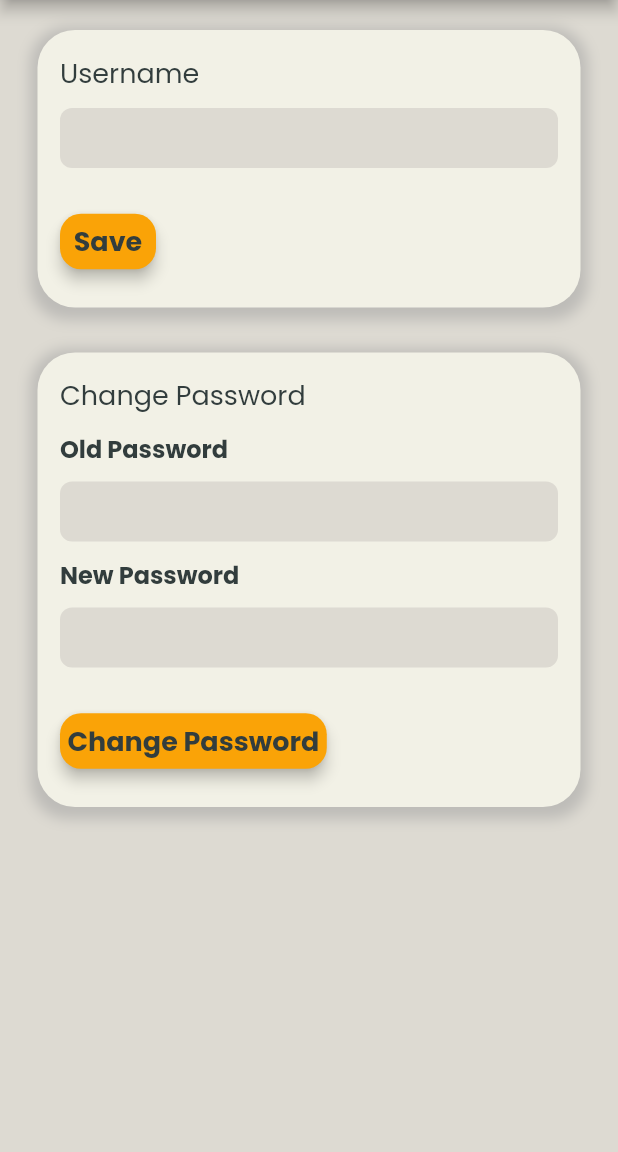
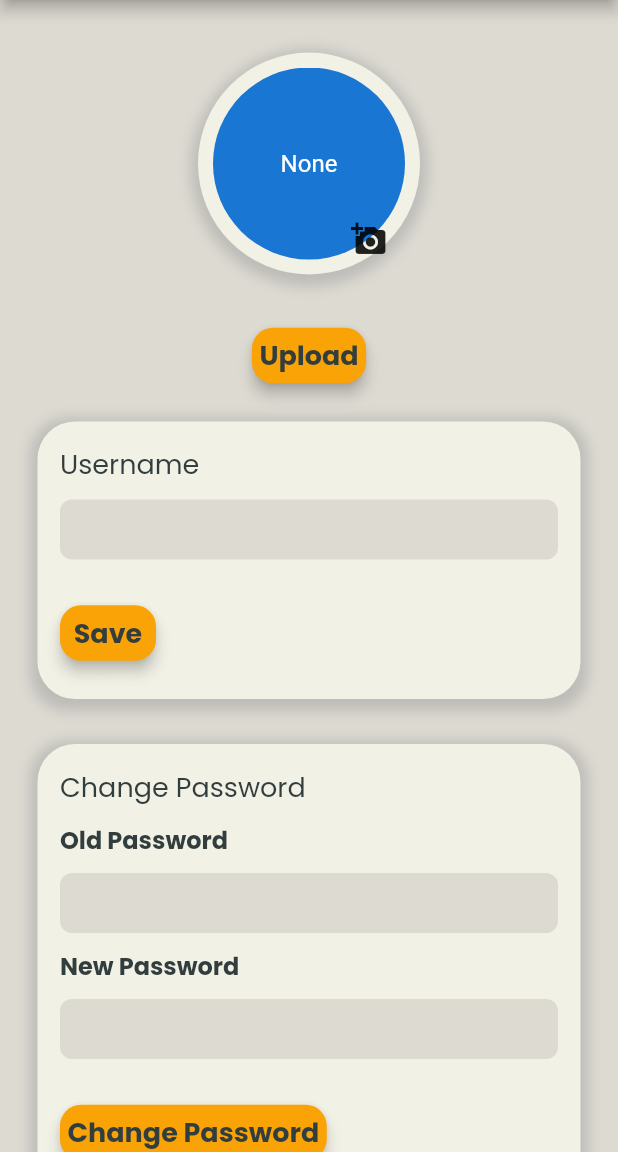
Before and after one commit to clarence00/letmecook, a Flutter app: the SettingsPage screen opened directly, on a phone screen of 412 x 824 dp, the part 84-1236 px from its top. Run offline on Flutter 3.47's test engine with Material 2 defaults, Android fonts, the phone set to English and light mode, and no system bars; our stand-ins replace cloud_firestore, file_picker, firebase_auth, firebase_core, firebase_storage, flutter_animate and 4 more; accounts and stored records are empty.

```diff
--- a/lib/pages/settings_page.dart
+++ b/lib/pages/settings_page.dart
@@ -1,4 +1,5 @@
 import 'package:cloud_firestore/cloud_firestore.dart';
+import 'package:firebase_storage/firebase_storage.dart';
 import 'package:firebase_auth/firebase_auth.dart';
 import 'package:flutter/material.dart';
 import 'package:google_nav_bar/google_nav_bar.dart';
@@ -17,6 +18,9 @@ import 'package:letmecook/assets/icons/custom_icons.dart';
 import 'package:letmecook/widgets/wall_post.dart';
 import 'package:letmecook/widgets/top_appbar.dart';
 import 'package:letmecook/auth.dart';
+import 'package:image_picker/image_picker.dart';
+import 'package:file_picker/file_picker.dart';
+import 'dart:io';
 
 class SettingsPage extends StatefulWidget {
   const SettingsPage({super.key});
@@ -34,8 +38,12 @@ class _SettingsPageState extends State<SettingsPage> {
   bool passwordError = false;
   bool usernameSuccess = false;
   bool passwordSuccess = false;
+  bool uploadPhotoError = false;
+  bool uploadPhotoSuccess = false;
   String errorMessage = '';
   late String username = '';
+  String profilePicURL = '';
+  PlatformFile? pickedFile;
 
   void toWidgetTree() {
     Navigator.push(
@@ -43,6 +51,10 @@ class _SettingsPageState extends State<SettingsPage> {
       MaterialPageRoute(builder: (context) => const WidgetTree()),
     );
   }
+
+  void selectPhoto() async {}
+
+  void uploadPhoto() async {}
 
   void saveUsername() async {
     // Check if the username already exists
@@ -105,6 +117,8 @@ class _SettingsPageState extends State<SettingsPage> {
     usernameSuccess = false;
     passwordError = false;
     passwordSuccess = false;
+    uploadPhotoError = false;
+    uploadPhotoSuccess = false;
   }
 
   void fetchUsername() async {
@@ -126,6 +140,72 @@ class _SettingsPageState extends State<SettingsPage> {
         child: Container(
           child: Column(
             children: [
+              Padding(
+                padding: const EdgeInsets.only(top: 25, bottom: 10),
+                child: Container(
+                  decoration: BoxDecoration(
+                    color: AppColors.light,
+                    borderRadius: BorderRadius.circular(100),
+                    boxShadow: [
+                      BoxShadow(
+                        color: Colors.grey.withOpacity(0.5),
+                        spreadRadius: 5,
+                        blurRadius: 7,
+                        offset: Offset(0, 3),
+                      )
+                    ],
+                  ),
+                  margin: const EdgeInsets.symmetric(vertical: 10),
+                  padding: const EdgeInsets.all(5),
+                  child: Column(
+                    crossAxisAlignment: CrossAxisAlignment.center,
+                    children: [
+                      Container(
+                        padding: const EdgeInsets.all(5),
+                        child: Stack(
+                          children: [
+                            CircleAvatar(
+                              radius: 64,
+                              child: pickedFile != null
+                                  ? Image.file(File(pickedFile!.path!),
+                                      fit: BoxFit.cover)
+                                  : const Text('None'),
+                            ),
+                            Positioned(
+                              bottom: -10,
+                              left: 80,
+                              child: IconButton(
+                                onPressed: selectPhoto,
+                                icon: const Icon(Icons.add_a_photo),
+                              ),
+                            ),
+                          ],
+                        ),
+                      ),
+                    ],
+                  ),
+                ),
+              ),
+              uploadPhotoError
+                  ? const StyledText(
+                      text: 'Unable to upload!',
+                      size: 16,
+                      color: Colors.red,
+                    )
+                  : uploadPhotoSuccess
+                      ? const StyledText(
+                          text: 'Photo uploaded!',
+                          size: 16,
+                          color: Colors.green,
+                        )
+                      : const SizedBox(height: 0),
+              const SizedBox(height: 10),
+              StyledButton(
+                text: 'Upload',
+                size: 18,
+                buttonStyle: 'primary',
+                onPressed: uploadPhoto,
+              ),
               Padding(
                 padding: const EdgeInsets.only(top: 10, left: 25, right: 25),
                 child: Container(
--- a/pubspec.yaml
+++ b/pubspec.yaml
@@ -41,6 +41,9 @@ dependencies:
   google_nav_bar: ^5.0.6
   flutter_animate: ^4.2.0+1
   firebase_auth: ^4.10.1
+  image_picker: ^1.0.4
+  firebase_storage: ^11.2.8
+  file_picker: ^6.0.0
 
 dev_dependencies:
   flutter_test:
```
Also changed, not shown: pubspec.lock, 5 other files.
